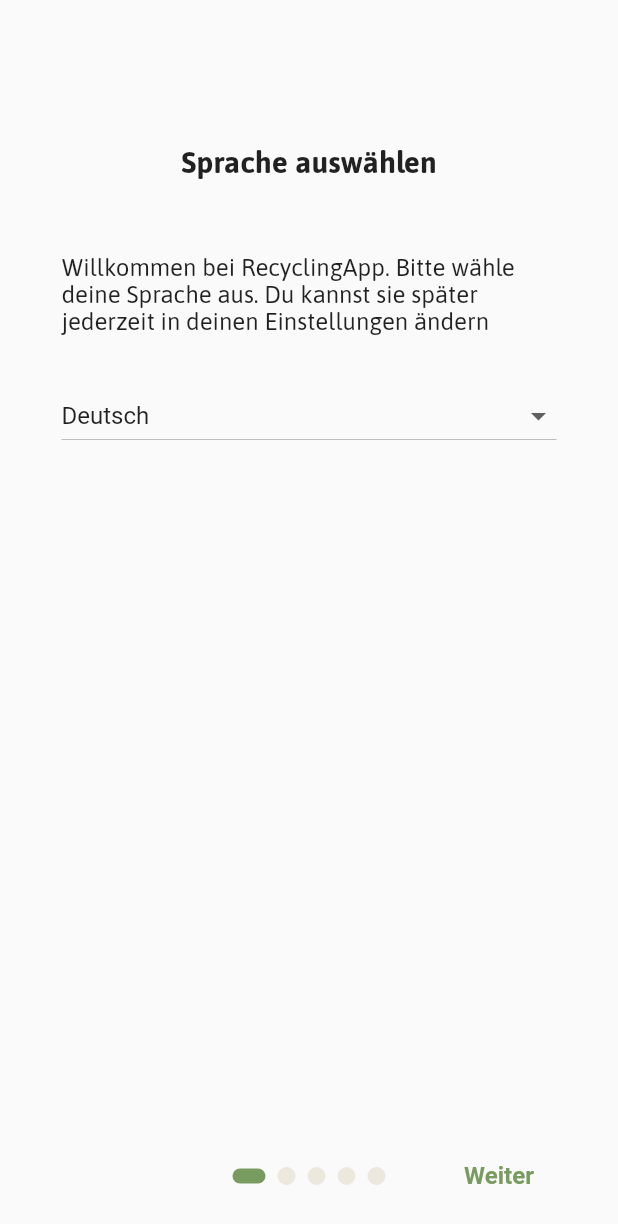
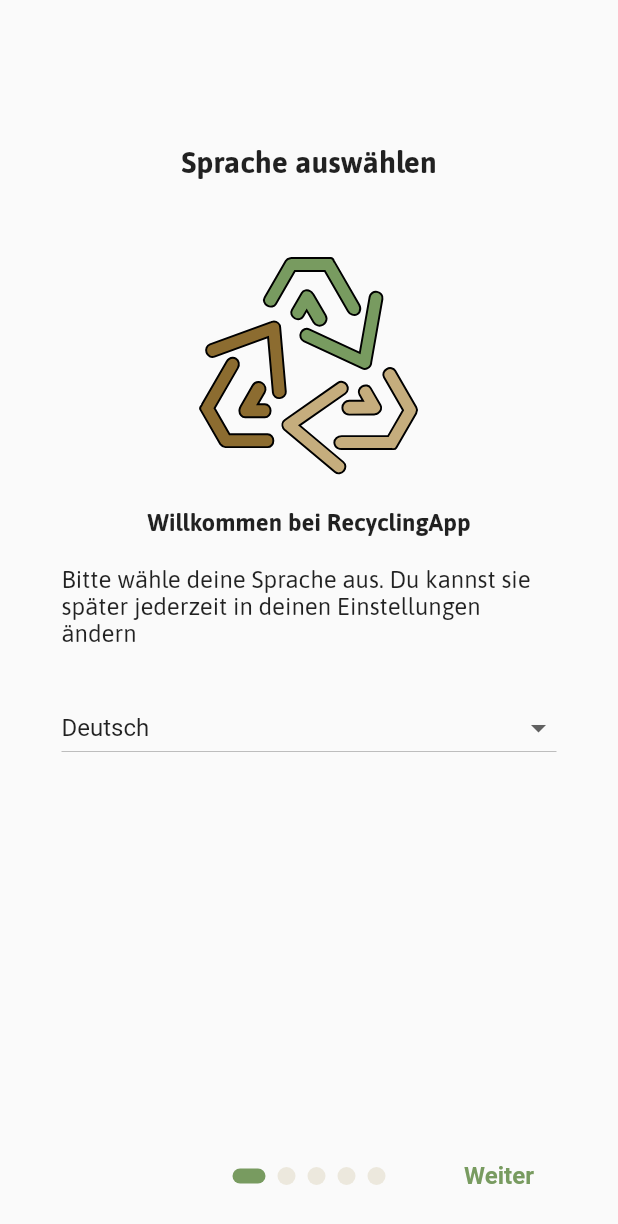
Before and after one commit to m-glock/WasteWise, a Flutter app: the screen it shows after launch, on a phone screen of 412 x 824 dp. Shown: the top 1224 px of the screen. Run offline on Flutter 3.47's test engine with Material 2 defaults, Android fonts, the phone set to English and light mode, and no system bars; drawn by our look-alikes of introduction_screen; our stand-ins replace cached_network_image, carousel_indicator, carousel_slider, expandable, fl_chart, flutter_map and 8 more; missing offline and left inert: autocomplete_textfield, flutter_barcode_scanner, flutter_map_marker_popup, maps_launcher; network calls fail.

Commit message:
added logo to intro screens

```diff
--- a/lib/presentation/i18n/language_de.dart
+++ b/lib/presentation/i18n/language_de.dart
@@ -17,7 +17,8 @@ class LanguageDe extends Languages {
   @override String get nextButtonText => "Weiter";
   @override String get backButtonText => "Zurück";
   @override String get languageScreenTitle => "Sprache auswählen";
-  @override String get languageScreenExplanation => "Willkommen bei ${Constants.appTitle}. Bitte wähle deine Sprache aus. Du kannst sie später jederzeit in deinen Einstellungen ändern";
+  @override String get languageScreenWelcomeText => "Willkommen bei ${Constants.appTitle}";
+  @override String get languageScreenExplanation => "Bitte wähle deine Sprache aus. Du kannst sie später jederzeit in deinen Einstellungen ändern";
   @override String get purposeScreenTitle => "Das Ziel";
   @override String get purposeScreenQ1 => "Was darf ich eigentlich alles in die Biotonne werfen?";
   @override String get purposeScreenQ2 => "Warum wird Müll getrennt und was passiert dann damit?";
@@ -68,14 +69,10 @@ class LanguageDe extends Languages {
   @override String get errorDialogTitle => "Etwas ist schief gelaufen";
   @override String get registrationDialogCloseButtonText => "Okay";
   @override String get logoutFailedText => "Etwas ist schief gelaufen. Logout konnte nicht durchgeführt werden.";
+  @override String get notAValidZipCode => " ist keine valide Postleitzahl für die ausgewählte Region.";
 
   // profile page
-  @override String get profileRecycledItemsText => "Anzahl der recycelten Items:";
-  @override String get profileSavedItemsText => "Anzahl der geretteten Items:";
-  @override String get profileRankingText => "Ranking in der Nachbarschaft:";
-  @override String get profileRankingPlaceText => "Platz";
   @override String get profileLogoutButtonText => "Logout";
-  @override String get notAValidZipCode => " ist keine valide Postleitzahl für die ausgewählte Region.";
 
   // search history page
   @override String get searchHistoryPageTitle => "Suchverlauf";
--- a/lib/presentation/i18n/language_en.dart
+++ b/lib/presentation/i18n/language_en.dart
@@ -18,7 +18,8 @@ class LanguageEn extends Languages {
   @override String get nextButtonText => "Next";
   @override String get backButtonText => "Back";
   @override String get languageScreenTitle => "Choose language";
-  @override String get languageScreenExplanation => "Welcome to ${Constants.appTitle}. Please choose the language for the app. You can always change it later on in the settings.";
+  @override String get languageScreenWelcomeText => "Welcome to ${Constants.appTitle}";
+  @override String get languageScreenExplanation => "Please choose the language for the app. You can always change it later on in the settings.";
   @override String get purposeScreenTitle => "The purpose";
   @override String get purposeScreenQ1 => "What can I throw into the organic waste garbage can?";
   @override String get purposeScreenQ2 => "Why is waste separated and what happens to it?";
@@ -69,14 +70,10 @@ class LanguageEn extends Languages {
   @override String get errorDialogTitle => "Something went wrong";
   @override String get registrationDialogCloseButtonText => "Okay";
   @override String get logoutFailedText => "Something went wrong. Logout was not successful.";
+  @override String get notAValidZipCode => " is not a valid zip code for your area.";
 
   // profile page
-  @override String get profileRecycledItemsText => "Amount of recycled items:";
-  @override String get profileSavedItemsText => "Amount of saved items:";
-  @override String get profileRankingText => "Ranking in neighborhood:";
-  @override String get profileRankingPlaceText => "place";
   @override String get profileLogoutButtonText => "Logout";
-  @override String get notAValidZipCode => " is not a valid zip code for your area.";
 
   // search history page
   @override String get searchHistoryPageTitle => "Search History";
--- a/lib/presentation/i18n/languages.dart
+++ b/lib/presentation/i18n/languages.dart
@@ -20,6 +20,7 @@ abstract class Languages {
   String get doneButtonText;
   String get backButtonText;
   String get languageScreenTitle;
+  String get languageScreenWelcomeText;
   String get languageScreenExplanation;
   String get purposeScreenTitle;
   String get purposeScreenQ1;
@@ -74,10 +75,6 @@ abstract class Languages {
   String get logoutFailedText;
 
   // profile page
-  String get profileRecycledItemsText;
-  String get profileSavedItemsText;
-  String get profileRankingText;
-  String get profileRankingPlaceText;
   String get profileLogoutButtonText;
 
   // search history page
--- a/lib/presentation/pages/dashboard/widgets/dashboard_tile.dart
+++ b/lib/presentation/pages/dashboard/widgets/dashboard_tile.dart
@@ -2,17 +2,11 @@ import 'package:flutter/material.dart';
 
 import '../../../util/constants.dart';
 
-class DashboardTile extends StatefulWidget {
+class DashboardTile extends StatelessWidget {
   const DashboardTile({Key? key, required this.tileContent, this.onlyTitlePadding = false}) : super(key: key);
 
   final Widget tileContent;
   final bool onlyTitlePadding;
-
-  @override
-  State<DashboardTile> createState() => _DashboardTileState();
-}
-
-class _DashboardTileState extends State<DashboardTile> {
 
   @override
   Widget build(BuildContext context) {
@@ -23,12 +17,12 @@ class _DashboardTileState extends State<DashboardTile> {
           borderRadius: Constants.tileBorderRadius,
       ),
       child: Padding(
-        padding: widget.onlyTitlePadding
+        padding: onlyTitlePadding
             ? const EdgeInsets.only(top: 20, right: 20)
             : const EdgeInsets.all(20),
         child: Row(
           children: [
-            widget.tileContent,
+            tileContent,
           ],
         ),
       ),
--- a/lib/presentation/pages/introduction/widgets/intro_language_widget.dart
+++ b/lib/presentation/pages/introduction/widgets/intro_language_widget.dart
@@ -1,4 +1,5 @@
 import 'package:flutter/material.dart';
+import 'package:flutter_svg/svg.dart';
 import 'package:recycling_app/presentation/i18n/languages.dart';
 
 import '../../../i18n/locale_constant.dart';
@@ -36,6 +37,17 @@ class _LanguageIntroScreenState extends State<LanguageIntroScreen> {
       child: Column(
         children: [
           const Padding(padding: EdgeInsets.only(bottom: 20)),
+          SvgPicture.asset(
+            "assets/icons/logo.svg",
+            width: 150,
+            height: 150,
+          ),
+          const Padding(padding: EdgeInsets.only(bottom: 20)),
+          Text(
+            Languages.of(context)!.languageScreenWelcomeText,
+            style: Theme.of(context).textTheme.headline3,
+          ),
+          const Padding(padding: EdgeInsets.only(bottom: 20)),
           Text(
             Languages.of(context)!.languageScreenExplanation,
             style: Theme.of(context).textTheme.bodyText2,
```
